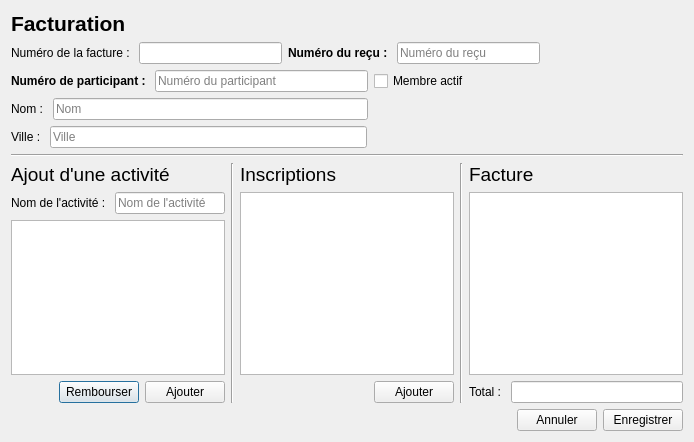
Before: the Qt Designer form GUI/facturation.ui in samueldrouin/PyGuide, drawn with Qt 5.
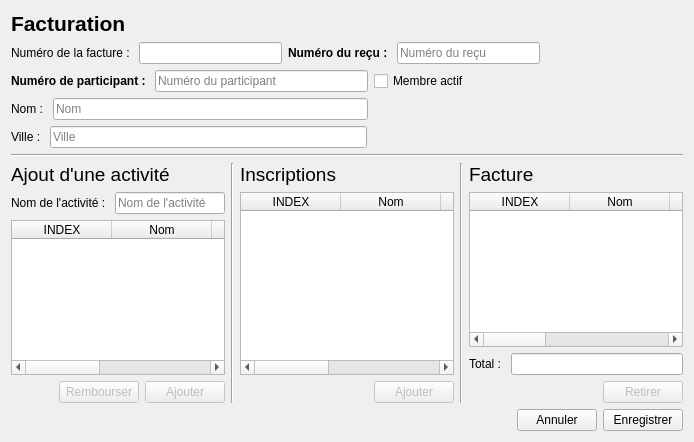
After: the same form once the commit is applied.

Commit message: Ajout de la base de la facturation (Issue #23)

What changed in the file:
```diff
--- a/GUI/facturation.ui
+++ b/GUI/facturation.ui
@@ -1,7 +1,7 @@
 <?xml version="1.0" encoding="UTF-8"?>
 <ui version="4.0">
- <class>Dialog</class>
- <widget class="QDialog" name="Dialog">
+ <class>Facturation</class>
+ <widget class="QDialog" name="Facturation">
   <property name="geometry">
    <rect>
     <x>0</x>
@@ -111,7 +111,7 @@
       </widget>
      </item>
      <item>
-      <widget class="QCheckBox" name="cbx_actif">
+      <widget class="QCheckBox" name="chk_actif">
        <property name="statusTip">
         <string>Le membre est actif seulement si cette case est sélectionnée</string>
        </property>
@@ -256,7 +256,33 @@
         </layout>
        </item>
        <item>
-        <widget class="QListWidget" name="lst_activite"/>
+        <widget class="QTableWidget" name="tbl_activite">
+         <column>
+          <property name="text">
+           <string>INDEX</string>
+          </property>
+         </column>
+         <column>
+          <property name="text">
+           <string>Nom</string>
+          </property>
+         </column>
+         <column>
+          <property name="text">
+           <string>Prix</string>
+          </property>
+         </column>
+         <column>
+          <property name="text">
+           <string>Date</string>
+          </property>
+         </column>
+         <column>
+          <property name="text">
+           <string>Heure</string>
+          </property>
+         </column>
+        </widget>
        </item>
        <item>
         <layout class="QHBoxLayout" name="horizontalLayout_7">
@@ -275,16 +301,28 @@
          </item>
          <item>
           <widget class="QPushButton" name="btn_rembourser">
+           <property name="enabled">
+            <bool>false</bool>
+           </property>
            <property name="text">
             <string>Rembourser</string>
            </property>
+           <property name="autoDefault">
+            <bool>false</bool>
+           </property>
           </widget>
          </item>
          <item>
           <widget class="QPushButton" name="btn_ajouter_activite">
+           <property name="enabled">
+            <bool>false</bool>
+           </property>
            <property name="text">
             <string>Ajouter</string>
            </property>
+           <property name="autoDefault">
+            <bool>false</bool>
+           </property>
           </widget>
          </item>
         </layout>
@@ -315,7 +353,33 @@
         </widget>
        </item>
        <item>
-        <widget class="QListWidget" name="lst_inscription"/>
+        <widget class="QTableWidget" name="tbl_inscription">
+         <column>
+          <property name="text">
+           <string>INDEX</string>
+          </property>
+         </column>
+         <column>
+          <property name="text">
+           <string>Nom</string>
+          </property>
+         </column>
+         <column>
+          <property name="text">
+           <string>Prix</string>
+          </property>
+         </column>
+         <column>
+          <property name="text">
+           <string>Date</string>
+          </property>
+         </column>
+         <column>
+          <property name="text">
+           <string>Heure</string>
+          </property>
+         </column>
+        </widget>
        </item>
        <item>
         <layout class="QHBoxLayout" name="horizontalLayout_9">
@@ -334,9 +398,15 @@
          </item>
          <item>
           <widget class="QPushButton" name="btn_ajouter_inscription">
+           <property name="enabled">
+            <bool>false</bool>
+           </property>
            <property name="text">
             <string>Ajouter</string>
            </property>
+           <property name="autoDefault">
+            <bool>false</bool>
+           </property>
           </widget>
          </item>
         </layout>
@@ -367,7 +437,38 @@
         </widget>
        </item>
        <item>
-        <widget class="QListWidget" name="lst_facture"/>
+        <widget class="QTableWidget" name="tbl_article">
+         <column>
+          <property name="text">
+           <string>INDEX</string>
+          </property>
+         </column>
+         <column>
+          <property name="text">
+           <string>Nom</string>
+          </property>
+         </column>
+         <column>
+          <property name="text">
+           <string>Prix</string>
+          </property>
+         </column>
+         <column>
+          <property name="text">
+           <string>Date</string>
+          </property>
+         </column>
+         <column>
+          <property name="text">
+           <string>Heure</string>
+          </property>
+         </column>
+         <column>
+          <property name="text">
+           <string>Quantité</string>
+          </property>
+         </column>
+        </widget>
        </item>
        <item>
         <layout class="QHBoxLayout" name="horizontalLayout_4">
@@ -383,6 +484,36 @@
          </item>
         </layout>
        </item>
+       <item>
+        <layout class="QHBoxLayout" name="horizontalLayout_12">
+         <item>
+          <spacer name="horizontalSpacer_8">
+           <property name="orientation">
+            <enum>Qt::Horizontal</enum>
+           </property>
+           <property name="sizeHint" stdset="0">
+            <size>
+             <width>40</width>
+             <height>20</height>
+            </size>
+           </property>
+          </spacer>
+         </item>
+         <item>
+          <widget class="QPushButton" name="btn_remove">
+           <property name="enabled">
+            <bool>false</bool>
+           </property>
+           <property name="text">
+            <string>Retirer</string>
+           </property>
+           <property name="autoDefault">
+            <bool>false</bool>
+           </property>
+          </widget>
+         </item>
+        </layout>
+       </item>
       </layout>
      </item>
     </layout>
@@ -407,6 +538,9 @@
        <property name="text">
         <string>Annuler</string>
        </property>
+       <property name="autoDefault">
+        <bool>false</bool>
+       </property>
       </widget>
      </item>
      <item>
@@ -414,6 +548,9 @@
        <property name="text">
         <string>Enregistrer</string>
        </property>
+       <property name="autoDefault">
+        <bool>false</bool>
+       </property>
       </widget>
      </item>
     </layout>
```
Left out of the diff: 19 changed lines with no effect on the pictures. The commit also changes 3 other files.
